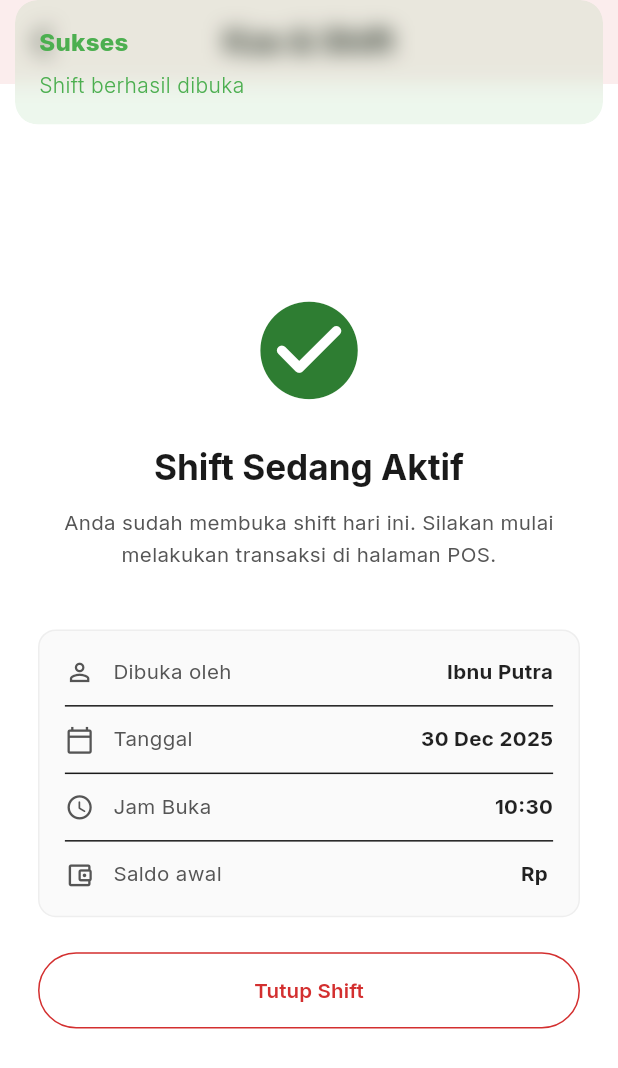
After one commit to Ibnuard/qsir_app, a Flutter app: the CashShiftPage screen opened by its route, scrolled down 31 dp, after a tap on "Buka Shift Sekarang", on a phone screen of 412 x 824 dp. The commit adds this screen. Shown: the top 1068 px of the screen. Run offline on Flutter 3.47's test engine with Material 3 defaults, Android fonts, the phone set to English and light mode, and no system bars; our stand-ins replace flutter_screenutil, get, google_fonts.

Commit message:
feat: Implement owner cash shift feature with dedicated page, controller, and widgets, and integrate its navigation from the home menu.

```diff
--- a/lib/presentation/pages/owner/home/controllers/home_controller.dart
+++ b/lib/presentation/pages/owner/home/controllers/home_controller.dart
@@ -49,7 +49,11 @@ class HomeController extends GetxController {
         break;
       case 'Kas & Shift':
         items = [
-          SubMenuItem(title: 'Open / Close shift', icon: Icons.swap_horiz),
+          SubMenuItem(
+            title: 'Open / Close shift',
+            icon: Icons.swap_horiz,
+            onTap: () => navigateToMenu(AppRoutes.ownerCashShift),
+          ),
           SubMenuItem(title: 'Riwayat cash in / out', icon: Icons.history),
           SubMenuItem(title: 'Selisih kas', icon: Icons.money_off),
           SubMenuItem(title: 'Laporan penutupan', icon: Icons.summarize),
--- /dev/null
+++ b/lib/presentation/pages/owner/sub_menu/cash_shift/bindings/cash_shift_binding.dart
@@ -0,0 +1,9 @@
+import 'package:get/get.dart';
+import 'package:qsir_app/presentation/pages/owner/sub_menu/cash_shift/controllers/cash_shift_controller.dart';
+
+class CashShiftBinding extends Bindings {
+  @override
+  void dependencies() {
+    Get.lazyPut<CashShiftController>(() => CashShiftController());
+  }
+}
--- /dev/null
+++ b/lib/presentation/pages/owner/sub_menu/cash_shift/cash_shift_page.dart
@@ -0,0 +1,206 @@
+import 'package:flutter/material.dart';
+import 'package:flutter_screenutil/flutter_screenutil.dart';
+import 'package:get/get.dart';
+import 'package:intl/intl.dart';
+import 'package:qsir_app/core/themes/app_theme.dart';
+import 'package:qsir_app/presentation/pages/owner/sub_menu/cash_shift/controllers/cash_shift_controller.dart';
+import 'package:qsir_app/presentation/pages/owner/sub_menu/cash_shift/widgets/quick_amount_picker.dart';
+import 'package:qsir_app/presentation/pages/owner/sub_menu/cash_shift/widgets/user_info_card.dart';
+import 'package:qsir_app/presentation/widgets/custom_input.dart';
+
+class CashShiftPage extends GetView<CashShiftController> {
+  const CashShiftPage({super.key});
+
+  @override
+  Widget build(BuildContext context) {
+    return Scaffold(
+      backgroundColor: Colors.white,
+      appBar: AppBar(
+        title: Text(
+          "Kas & Shift",
+          style: context.textTheme.titleLarge?.copyWith(
+            fontWeight: FontWeight.bold,
+          ),
+        ),
+        centerTitle: true,
+        backgroundColor: Colors.white,
+        foregroundColor: Colors.black,
+        elevation: 0,
+        leading: IconButton(
+          icon: const Icon(Icons.arrow_back_ios_new),
+          onPressed: () => Get.back(),
+        ),
+      ),
+      body: Obx(() {
+        if (!controller.isShiftOpen.value) {
+          return _buildOpenShiftView(context);
+        } else {
+          return _buildShiftStatusView(context);
+        }
+      }),
+    );
+  }
+
+  Widget _buildOpenShiftView(BuildContext context) {
+    return SingleChildScrollView(
+      padding: EdgeInsets.all(24.w),
+      child: Column(
+        crossAxisAlignment: CrossAxisAlignment.start,
+        children: [
+          const UserInfoCard(),
+          SizedBox(height: 24.h),
+          Text(
+            "Buka Shift Baru",
+            style: context.textTheme.headlineSmall?.copyWith(
+              fontWeight: FontWeight.bold,
+            ),
+          ),
+          SizedBox(height: 8.h),
+          Text(
+            "Masukkan saldo awal untuk memulai transaksi hari ini.",
+            style: context.textTheme.bodyMedium?.copyWith(
+              color: AppColors.textSecondary,
+            ),
+          ),
+          SizedBox(height: 24.h),
+          CustomInput(
+            label: "Saldo Awal (Modal Tunai)",
+            controller: controller.startingBalanceController,
+            keyboardType: TextInputType.number,
+            decoration: const InputDecoration(prefixText: "Rp ", hintText: "0"),
+          ),
+          SizedBox(height: 16.h),
+          const QuickAmountPicker(),
+          SizedBox(height: 24.h),
+          CustomInput(
+            label: "Catatan (Opsional)",
+            controller: controller.notesController,
+            maxLines: 3,
+            decoration: const InputDecoration(
+              hintText: "Contoh: Uang modal dari kas pusat",
+            ),
+          ),
+          SizedBox(height: 40.h),
+          SizedBox(
+            width: double.infinity,
+            height: 52.h,
+            child: ElevatedButton(
+              onPressed: () => controller.openShift(),
+              child: const Text("Buka Shift Sekarang"),
+            ),
+          ),
+        ],
+      ),
+    );
+  }
+
+  Widget _buildShiftStatusView(BuildContext context) {
+    return Center(
+      child: Padding(
+        padding: EdgeInsets.all(24.w),
+        child: Column(
+          mainAxisAlignment: MainAxisAlignment.center,
+          children: [
+            Icon(
+              Icons.check_circle_rounded,
+              size: 80.sp,
+              color: AppColors.success,
+            ),
+            SizedBox(height: 24.h),
+            Text(
+              "Shift Sedang Aktif",
+              style: context.textTheme.headlineSmall?.copyWith(
+                fontWeight: FontWeight.bold,
+              ),
+            ),
+            SizedBox(height: 12.h),
+            Text(
+              "Anda sudah membuka shift hari ini. Silakan mulai melakukan transaksi di halaman POS.",
+              textAlign: TextAlign.center,
+              style: context.textTheme.bodyMedium?.copyWith(
+                color: AppColors.textSecondary,
+              ),
+            ),
+            SizedBox(height: 40.h),
+            Container(
+              padding: EdgeInsets.all(16.w),
+              decoration: BoxDecoration(
+                color: Colors.grey.shade50,
+                borderRadius: BorderRadius.circular(12.r),
+                border: Border.all(color: Colors.grey.shade200),
+              ),
+              child: Column(
+                children: [
+                  _buildStatusRow(
+                    Icons.person_outline,
+                    "Dibuka oleh",
+                    controller.openedBy ?? "-",
+                  ),
+                  const Divider(height: 24),
+                  _buildStatusRow(
+                    Icons.calendar_today_outlined,
+                    "Tanggal",
+                    controller.openedAt.value != null
+                        ? DateFormat(
+                            'dd MMM yyyy',
+                          ).format(controller.openedAt.value!)
+                        : "-",
+                  ),
+                  const Divider(height: 24),
+                  _buildStatusRow(
+                    Icons.access_time_rounded,
+                    "Jam Buka",
+                    controller.openedAt.value != null
+                        ? DateFormat('HH:mm').format(controller.openedAt.value!)
+                        : "-",
+                  ),
+                  const Divider(height: 24),
+                  _buildStatusRow(
+                    Icons.account_balance_wallet_outlined,
+                    "Saldo awal",
+                    "Rp ${controller.startingBalanceController.text}",
+                  ),
+                ],
+              ),
+            ),
+            SizedBox(height: 24.h),
+            SizedBox(
+              width: double.infinity,
+              height: 52.h,
+              child: OutlinedButton(
+                onPressed: () => controller.closeShift(),
+                style: OutlinedButton.styleFrom(
+                  foregroundColor: AppColors.error,
+                  side: const BorderSide(color: AppColors.error),
+                ),
+                child: const Text("Tutup Shift"),
+              ),
+            ),
+          ],
+        ),
+      ),
+    );
+  }
+
+  Widget _buildStatusRow(IconData icon, String label, String value) {
+    return Row(
+      children: [
+        Icon(icon, size: 20.sp, color: AppColors.textSecondary),
+        SizedBox(width: 12.w),
+        Text(
+          label,
+          style: TextStyle(fontSize: 14.sp, color: AppColors.textSecondary),
+        ),
+        const Spacer(),
+        Text(
+          value,
+          style: TextStyle(
+            fontSize: 14.sp,
+            fontWeight: FontWeight.bold,
+            color: Colors.black87,
+          ),
+        ),
+      ],
+    );
+  }
+}
--- /dev/null
+++ b/lib/presentation/pages/owner/sub_menu/cash_shift/controllers/cash_shift_controller.dart
@@ -0,0 +1,108 @@
+import 'package:flutter/material.dart';
+import 'package:get/get.dart';
+import 'package:intl/intl.dart';
+
+class CashShiftController extends GetxController {
+  // Shift Status
+  final RxBool isShiftOpen = false.obs;
+
+  // Current User Info (Mock)
+  final String userName = "Ibnu Putra";
+  final String userRole = "Owner";
+
+  // Open Shift Form
+  final TextEditingController startingBalanceController =
+      TextEditingController();
+  final TextEditingController notesController = TextEditingController();
+  final RxDouble currentBalance = 0.0.obs;
+
+  // Shift Metadata
+  final Rx<DateTime?> openedAt = Rx<DateTime?>(null);
+  String? openedBy;
+
+  final List<int> quickAmounts = [
+    1000,
+    2000,
+    5000,
+    10000,
+    20000,
+    50000,
+    100000,
+  ];
+
+  @override
+  void onInit() {
+    super.onInit();
+    startingBalanceController.addListener(() {
+      final text = startingBalanceController.text.replaceAll(
+        RegExp(r'[^0-9]'),
+        '',
+      );
+      if (text.isNotEmpty) {
+        final double val = double.parse(text);
+        currentBalance.value = val;
+
+        // Format with thousand separators while typing
+        final formatted = NumberFormat.decimalPattern('id').format(val);
+        if (startingBalanceController.text != formatted) {
+          startingBalanceController.value = TextEditingValue(
+            text: formatted,
+            selection: TextSelection.collapsed(offset: formatted.length),
+          );
+        }
+      } else {
+        currentBalance.value = 0.0;
+      }
+    });
+  }
+
+  void addAmount(int amount) {
+    currentBalance.value += amount;
+    startingBalanceController.text = NumberFormat.decimalPattern(
+      'id',
+    ).format(currentBalance.value);
+  }
+
+  void resetAmount() {
+    currentBalance.value = 0.0;
+    startingBalanceController.text = "";
+  }
+
+  void openShift() {
+    if (currentBalance.value < 0) {
+      Get.snackbar(
+        "Error",
+        "Saldo awal tidak boleh negatif",
+        backgroundColor: Colors.red.withOpacity(0.1),
+        colorText: Colors.red,
+      );
+      return;
+    }
+    isShiftOpen.value = true;
+    openedAt.value = DateTime.now();
+    openedBy = userName;
+    Get.snackbar(
+      "Sukses",
+      "Shift berhasil dibuka",
+      backgroundColor: Colors.green.withOpacity(0.1),
+      colorText: Colors.green,
+    );
+  }
+
+  void closeShift() {
+    isShiftOpen.value = false;
+    Get.snackbar(
+      "Sukses",
+      "Shift berhasil ditutup",
+      backgroundColor: Colors.blue.withOpacity(0.1),
+      colorText: Colors.blue,
+    );
+  }
+
+  @override
+  void onClose() {
+    startingBalanceController.dispose();
+    notesController.dispose();
+    super.onClose();
+  }
+}
--- /dev/null
+++ b/lib/presentation/pages/owner/sub_menu/cash_shift/widgets/quick_amount_picker.dart
@@ -0,0 +1,93 @@
+import 'package:flutter/material.dart';
+import 'package:flutter_screenutil/flutter_screenutil.dart';
+import 'package:get/get.dart';
+import 'package:intl/intl.dart';
+import 'package:qsir_app/core/themes/app_theme.dart';
+import 'package:qsir_app/presentation/pages/owner/sub_menu/cash_shift/controllers/cash_shift_controller.dart';
+
+class QuickAmountPicker extends GetView<CashShiftController> {
+  const QuickAmountPicker({super.key});
+
+  @override
+  Widget build(BuildContext context) {
+    final currencyFormatter = NumberFormat.decimalPattern('id');
+
+    return Column(
+      crossAxisAlignment: CrossAxisAlignment.start,
+      children: [
+        Text(
+          "Quick Pick",
+          style: context.textTheme.labelLarge?.copyWith(
+            fontWeight: FontWeight.bold,
+            color: AppColors.textSecondary,
+          ),
+        ),
+        SizedBox(height: 12.h),
+        GridView.builder(
+          shrinkWrap: true,
+          physics: const NeverScrollableScrollPhysics(),
+          gridDelegate: SliverGridDelegateWithFixedCrossAxisCount(
+            crossAxisCount: 3,
+            mainAxisSpacing: 8.h,
+            crossAxisSpacing: 8.w,
+            childAspectRatio: 2.2,
+          ),
+          itemCount: controller.quickAmounts.length + 1,
+          itemBuilder: (context, index) {
+            if (index == controller.quickAmounts.length) {
+              return _buildResetButton();
+            }
+            final amount = controller.quickAmounts[index];
+            return _buildAmountButton(amount, currencyFormatter);
+          },
+        ),
+      ],
+    );
+  }
+
+  Widget _buildAmountButton(int amount, NumberFormat formatter) {
+    return InkWell(
+      onTap: () => controller.addAmount(amount),
+      borderRadius: BorderRadius.circular(8.r),
+      child: Container(
+        alignment: Alignment.center,
+        decoration: BoxDecoration(
+          color: Colors.white,
+          borderRadius: BorderRadius.circular(8.r),
+          border: Border.all(color: Colors.grey.shade300),
+        ),
+        child: Text(
+          "+${formatter.format(amount)}",
+          style: TextStyle(
+            fontSize: 12.sp,
+            fontWeight: FontWeight.w600,
+            color: Colors.black87,
+          ),
+        ),
+      ),
+    );
+  }
+
+  Widget _buildResetButton() {
+    return InkWell(
+      onTap: () => controller.resetAmount(),
+      borderRadius: BorderRadius.circular(8.r),
+      child: Container(
+        alignment: Alignment.center,
+        decoration: BoxDecoration(
+          color: AppColors.error.withValues(alpha: 0.05),
+          borderRadius: BorderRadius.circular(8.r),
+          border: Border.all(color: AppColors.error.withValues(alpha: 0.2)),
+        ),
+        child: Text(
+          "Reset",
+          style: TextStyle(
+            fontSize: 12.sp,
+            fontWeight: FontWeight.bold,
+            color: AppColors.error,
+          ),
+        ),
+      ),
+    );
+  }
+}
--- /dev/null
+++ b/lib/presentation/pages/owner/sub_menu/cash_shift/widgets/user_info_card.dart
@@ -0,0 +1,66 @@
+import 'package:flutter/material.dart';
+import 'package:flutter_screenutil/flutter_screenutil.dart';
+import 'package:get/get.dart';
+import 'package:qsir_app/core/themes/app_theme.dart';
+import 'package:qsir_app/presentation/pages/owner/sub_menu/cash_shift/controllers/cash_shift_controller.dart';
+
+class UserInfoCard extends GetView<CashShiftController> {
+  const UserInfoCard({super.key});
+
+  @override
+  Widget build(BuildContext context) {
+    return Container(
+      padding: EdgeInsets.all(16.w),
+      decoration: BoxDecoration(
+        color: AppColors.primary.withValues(alpha: 0.05),
+        borderRadius: BorderRadius.circular(12.r),
+        border: Border.all(color: AppColors.primary.withValues(alpha: 0.1)),
+      ),
+      child: Row(
+        children: [
+          CircleAvatar(
+            radius: 24.r,
+            backgroundColor: AppColors.primary,
+            child: Icon(Icons.person, color: Colors.white, size: 24.sp),
+          ),
+          SizedBox(width: 12.w),
+          Column(
+            crossAxisAlignment: CrossAxisAlignment.start,
+            children: [
+              Text(
+                controller.userName,
+                style: context.textTheme.titleMedium?.copyWith(
+                  fontWeight: FontWeight.bold,
+                ),
+              ),
+              Text(
+                controller.userRole,
+                style: context.textTheme.bodySmall?.copyWith(
+                  color: AppColors.textSecondary,
+                ),
+              ),
+            ],
+          ),
+          const Spacer(),
+          Column(
+            crossAxisAlignment: CrossAxisAlignment.end,
+            children: [
+              Text(
+                "Tanggal",
+                style: context.textTheme.bodySmall?.copyWith(
+                  color: AppColors.textSecondary,
+                ),
+              ),
+              Text(
+                "30 Dec 2025", // Mock
+                style: context.textTheme.bodyMedium?.copyWith(
+                  fontWeight: FontWeight.w600,
+                ),
+              ),
+            ],
+          ),
+        ],
+      ),
+    );
+  }
+}
--- a/lib/routes/app_pages.dart
+++ b/lib/routes/app_pages.dart
@@ -2,6 +2,8 @@ import 'package:get/get.dart';
 import 'package:qsir_app/presentation/pages/login/login_page.dart';
 import 'package:qsir_app/presentation/pages/owner/main/bindings/owner_main_binding.dart';
 import 'package:qsir_app/presentation/pages/owner/main/main_page.dart';
+import 'package:qsir_app/presentation/pages/owner/sub_menu/cash_shift/bindings/cash_shift_binding.dart';
+import 'package:qsir_app/presentation/pages/owner/sub_menu/cash_shift/cash_shift_page.dart';
 import 'package:qsir_app/presentation/pages/owner/sub_menu/product/add/owner_product_add_page.dart';
 import 'package:qsir_app/presentation/pages/owner/sub_menu/product/detail/owner_product_detail_page.dart';
 import 'package:qsir_app/presentation/pages/owner/sub_menu/product/productlist/owner_product_list_page.dart';
@@ -28,5 +30,10 @@ class AppPages {
       name: AppRoutes.ownerProductDetail,
       page: () => OwnerProductDetailPage(),
     ),
+    GetPage(
+      name: AppRoutes.ownerCashShift,
+      page: () => const CashShiftPage(),
+      binding: CashShiftBinding(),
+    ),
   ];
 }
--- a/lib/routes/app_routes.dart
+++ b/lib/routes/app_routes.dart
@@ -7,4 +7,5 @@ class AppRoutes {
   static const String ownerProductList = "/owner/product/list";
   static const String ownerProductAdd = "/owner/product/add";
   static const String ownerProductDetail = "/owner/product/detail";
+  static const String ownerCashShift = "/owner/cash-shift";
 }
```
